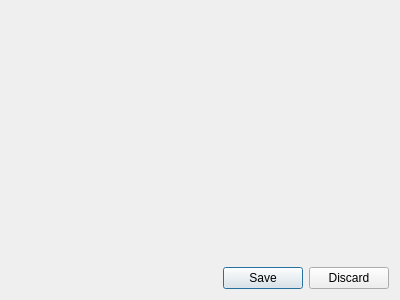
This is editdialog.ui in Kuszki/MultimapAWZ as Qt 5 draws it before an edit. The edited form follows.
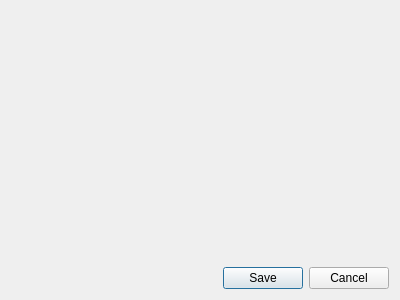
This is the edited form. Icons and pictures are not drawn.

The edit to the form file:
```diff
--- a/editdialog.ui
+++ b/editdialog.ui
@@ -13,18 +13,15 @@
   <property name="windowTitle">
    <string>Dialog</string>
   </property>
-  <layout class="QGridLayout" name="gridLayout">
-   <item row="1" column="0">
-    <widget class="QDialogButtonBox" name="buttonBox">
-     <property name="orientation">
-      <enum>Qt::Horizontal</enum>
-     </property>
-     <property name="standardButtons">
-      <set>QDialogButtonBox::Discard|QDialogButtonBox::Save</set>
-     </property>
-    </widget>
+  <property name="windowIcon">
+   <iconset theme="edit-find-replace">
+    <normaloff>.</normaloff>.</iconset>
+  </property>
+  <layout class="QVBoxLayout" name="verticalLayout">
+   <item>
+    <layout class="QGridLayout" name="gridLayout"/>
    </item>
-   <item row="0" column="0">
+   <item>
     <spacer name="verticalSpacer">
      <property name="orientation">
       <enum>Qt::Vertical</enum>
@@ -37,6 +34,16 @@
      </property>
     </spacer>
    </item>
+   <item>
+    <widget class="QDialogButtonBox" name="buttonBox">
+     <property name="orientation">
+      <enum>Qt::Horizontal</enum>
+     </property>
+     <property name="standardButtons">
+      <set>QDialogButtonBox::Cancel|QDialogButtonBox::Save</set>
+     </property>
+    </widget>
+   </item>
   </layout>
  </widget>
  <resources/>
```
Left out of the diff: 2 changed lines with no effect on the pictures.
